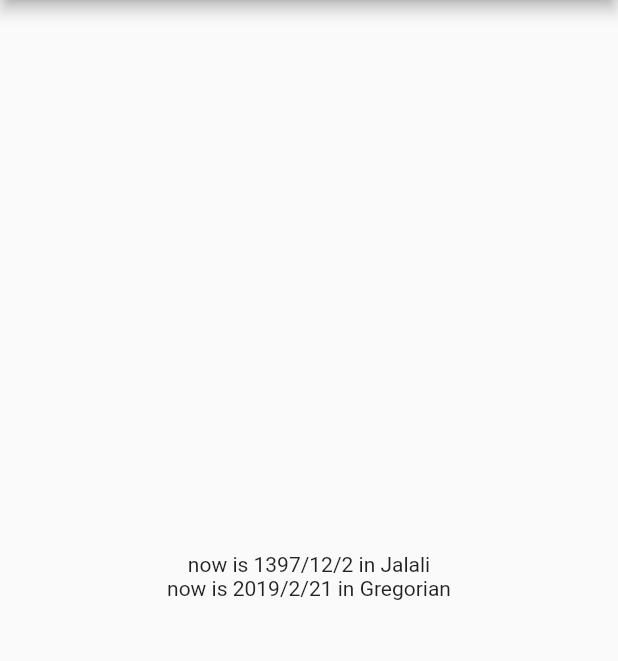
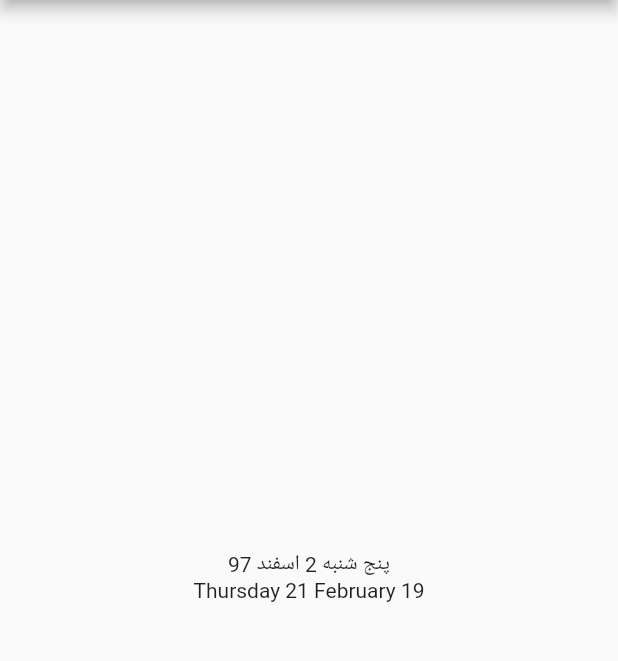
Before and after one commit to FatulM/shamsi_date, a Flutter app: the screen it shows after launch, on a phone screen of 412 x 824 dp, the part 84-745 px from its top. Run offline on Flutter 3.47's test engine with Material 2 defaults, Android fonts, the phone set to English and light mode, and no system bars; statements that could not run were skipped.

Commit message:
UPDATED example

```diff
--- a/example/lib/main.dart
+++ b/example/lib/main.dart
@@ -14,6 +14,12 @@ class MyHomePage extends StatefulWidget {
 }
 
 class _MyHomePageState extends State<MyHomePage> {
+  String _format(Date d) {
+    final f = d.formatter;
+
+    return '${f.wN} ${f.d} ${f.mN} ${f.yy}';
+  }
+
   @override
   Widget build(BuildContext context) {
     return Scaffold(
@@ -24,12 +30,8 @@ class _MyHomePageState extends State<MyHomePage> {
         child: Column(
           mainAxisAlignment: MainAxisAlignment.center,
           children: <Widget>[
-            Text(
-              'now is ${Jalali.now()} in Jalali',
-            ),
-            Text(
-              'now is ${Gregorian.now()} in Gregorian',
-            ),
+            Text(_format(Jalali.now())),
+            Text(_format(Gregorian.now())),
           ],
         ),
       ),
--- a/example/pubspec.yaml
+++ b/example/pubspec.yaml
@@ -9,7 +9,7 @@ dependencies:
   flutter:
     sdk: flutter
   cupertino_icons: ^0.1.2
-  shamsi_date: ^0.4.1
+  shamsi_date: ^0.5.0
 
 dev_dependencies:
   flutter_test:
```
Also changed, not shown: 1 other file.
